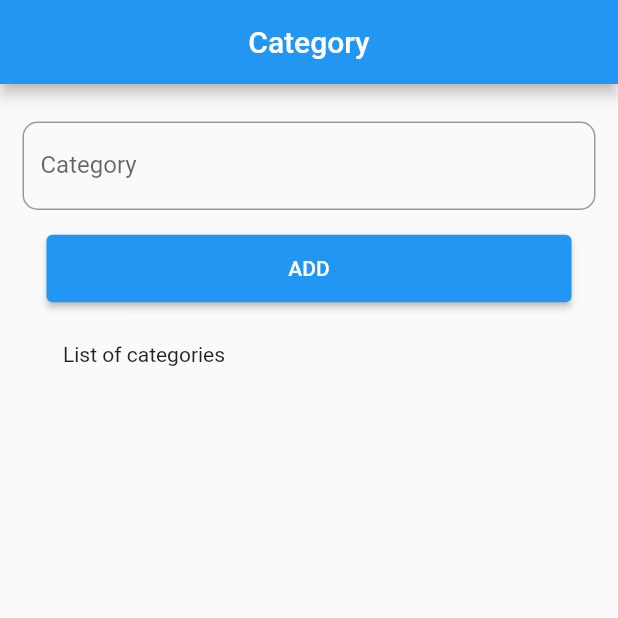
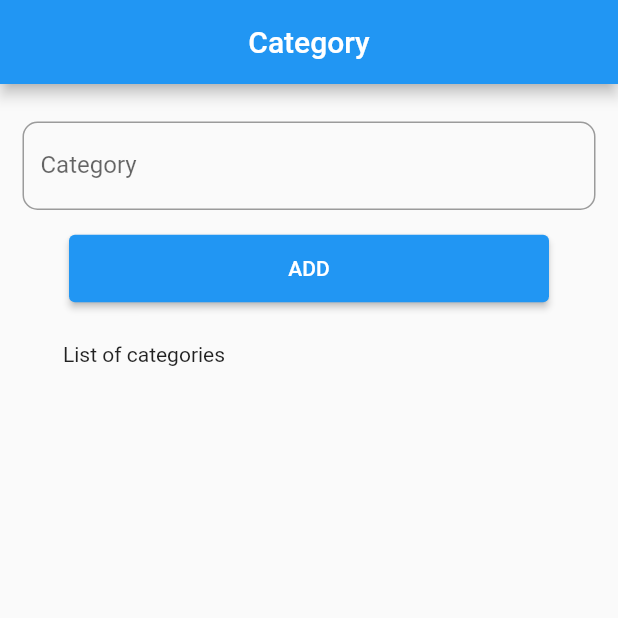
Before and after one commit to dhruvil8347/ecommerce, a Flutter app: the CategoryScreen screen opened directly, after a tap on "ADD", on a phone screen of 412 x 824 dp, the top half of it. Run offline on Flutter 3.47's test engine with Material 2 defaults, Android fonts, the phone set to English and light mode, and no system bars; our stand-ins replace dio; network calls fail.

Commit message:
all change

```diff
--- a/lib/category_screen.dart
+++ b/lib/category_screen.dart
@@ -11,10 +11,15 @@ class CategoryScreen extends StatefulWidget {
 
 class _CategoryScreenState extends State<CategoryScreen> {
 
-  TextEditingController nameCtrl = TextEditingController();
+  TextEditingController namecategoryCtrl = TextEditingController();
   CategoryModel categoryModel = CategoryModel();
-  List<Category>  categorylist = [];
+  List<Category> categorylist = [];
 
+  @override
+  void initState() {
+    super.initState();
+    getcategory();
+  }
 
   @override
   Widget build(BuildContext context) {
@@ -29,29 +34,56 @@ class _CategoryScreenState extends State<CategoryScreen> {
           Padding(
             padding: const EdgeInsets.all(15.0),
             child: TextField(
+              controller: namecategoryCtrl,
               decoration: InputDecoration(
                   label: const Text("Category"),
-                  border: OutlineInputBorder(borderRadius: BorderRadius.circular(10))
-              ),
+                  border: OutlineInputBorder(
+                      borderRadius: BorderRadius.circular(10))),
             ),
           ),
-          ElevatedButton(onPressed: (){},
-              style: ElevatedButton.styleFrom(
-                  fixedSize: const Size(350, 45)
-              ),
+          ElevatedButton(
+              onPressed: () {
+                setState(() {});
+                addcategory();
+              },
+              style: ElevatedButton.styleFrom(fixedSize: const Size(320, 45)),
               child: const Text("ADD")),
-
           const Padding(
-            padding: EdgeInsets.only(top: 25,right: 220),
+            padding: EdgeInsets.only(top: 25, right: 220),
             child: Text("List of categories"),
           ),
-
           Expanded(
             child: ListView.builder(
               itemCount: categorylist.length,
               itemBuilder: (context, index) {
                 return ListTile(
-                  title: Text(categorylist[index].categoryName),
+                  title: Container(
+                      height: 50,
+                      decoration: BoxDecoration(
+                          color: Colors.blue,
+                          borderRadius: BorderRadius.circular(10)),
+                      child: Row(
+                        mainAxisAlignment: MainAxisAlignment.spaceBetween,
+                        children: [
+                          Padding(
+                            padding: const EdgeInsets.all(15.0),
+                            child: Text(categorylist[index].categoryName,
+                                style: TextStyle(color: Colors.white)),
+                          ),
+                          Row(
+                            children: [
+                              Icon(Icons.edit, color: Colors.white),
+                              Padding(
+                                padding: const EdgeInsets.all(8.0),
+                                child: Icon(
+                                  Icons.delete,
+                                  color: Colors.white,
+                                ),
+                              ),
+                            ],
+                          )
+                        ],
+                      )),
                 );
               },
             ),
@@ -65,7 +97,9 @@ class _CategoryScreenState extends State<CategoryScreen> {
     try {
       var response = await Dio()
           .get("http://testecommerce.equitysofttechnologies.com/category/get");
-      print(response.data);
+      print("dhdhdhdhdhdhdhdhdhdhd================>${response.data}");
+      //category: List<Category>.from((json['r']??[]).map((e)=>Category.fromjson(e)))
+      // categorylist = List<Category>.from(response.data['r'].map((e)=>Category.fromjson(e)));
       categoryModel = CategoryModel.fromjson(response.data);
       categorylist = categoryModel.category;
       setState(() {});
@@ -74,8 +108,17 @@ class _CategoryScreenState extends State<CategoryScreen> {
     }
   }
 
-  /*void addcategory()async{
-    try{
-      var re
-    }catch(e){print(e);}*/
+  void addcategory() async {
+    try {
+      Map<String, dynamic> body = {'category_name': namecategoryCtrl.text};
+      var response = await Dio().post(
+          "http://testecommerce.equitysofttechnologies.com/category/add",
+          data: body);
+      setState(() {});
+      print("dfdff--->${response.data}");
+      print(response.statusCode);
+    } catch (e) {
+      print(e);
+    }
   }
+}
```
Also changed, not shown: lib/company_screen.dart (+54 -33 lines).
